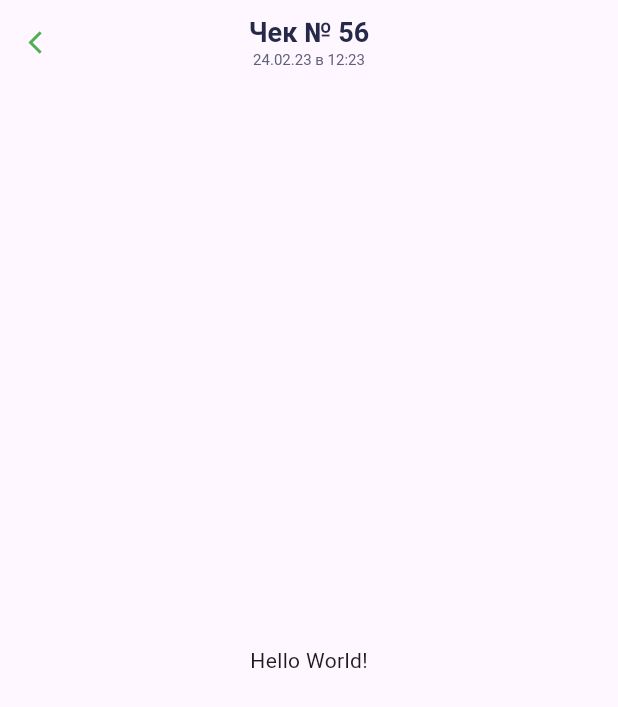
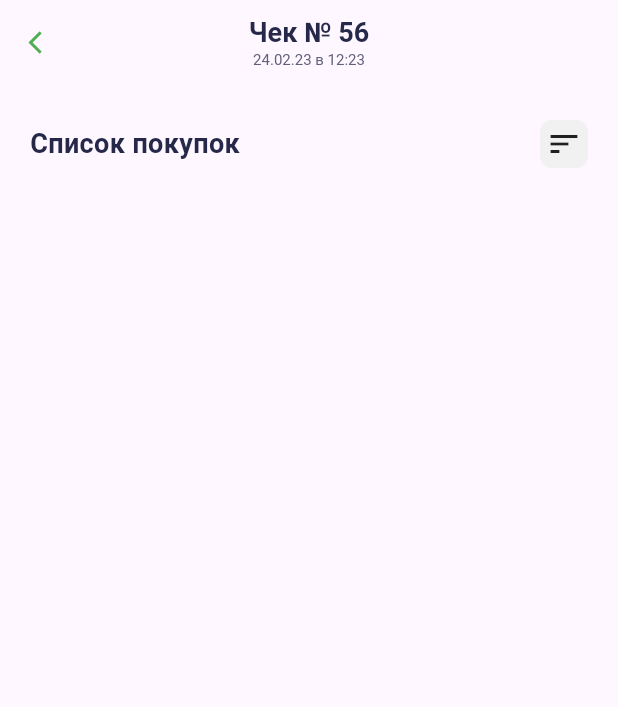
Before and after one commit to DeployChef/surf_flutter_x6_retail_group_app, a Flutter app: the screen it shows after launch, on a phone screen of 412 x 824 dp. Shown: the top 707 px of the screen. Run offline on Flutter 3.47's test engine with Material 2 defaults, Android fonts, the phone set to English and light mode, and no system bars.

Commit message:
body title

```diff
--- /dev/null
+++ b/lib/components/appbar_title.dart
@@ -0,0 +1,37 @@
+import 'package:flutter/material.dart';
+
+class AppBarTitle extends StatelessWidget {
+  String date;
+  String number;
+
+  AppBarTitle({
+    super.key,
+    required this.number,
+    required this.date,
+  });
+
+  @override
+  Widget build(BuildContext context) {
+    return Column(
+      crossAxisAlignment: CrossAxisAlignment.center,
+      children: [
+        Text(
+          "Чек № $number",
+          style: const TextStyle(
+            fontWeight: FontWeight.w700,
+            fontSize: 18,
+            color: Color(0xff252849),
+          ),
+        ),
+        Text(
+          date,
+          style: const TextStyle(
+            fontWeight: FontWeight.w400,
+            fontSize: 10,
+            color: Color(0xff60607B),
+          ),
+        ),
+      ],
+    );
+  }
+}
--- a/lib/main.dart
+++ b/lib/main.dart
@@ -1,4 +1,5 @@
 import 'package:flutter/material.dart';
+import 'package:surf_flutter_x6_retail_groupe_app/components/appbar_title.dart';
 
 void main() {
   runApp(const MainApp());
@@ -19,30 +20,36 @@ class MainApp extends StatelessWidget {
             color: Colors.green,
             size: 18,
           ),
-          title: Column(
-            crossAxisAlignment: CrossAxisAlignment.center,
+          title: AppBarTitle(number: "56", date: "24.02.23 в 12:23"),
+        ),
+        body: Padding(
+          padding: const EdgeInsets.symmetric(horizontal: 20, vertical: 24),
+          child: Column(
+            children: [
+              Row(
+                mainAxisAlignment: MainAxisAlignment.spaceBetween,
                 children: [
                   Text(
-                "Чек № 56",
-                style: TextStyle(
+                    "Список покупок",
+                    style: const TextStyle(
                       fontWeight: FontWeight.w700,
                       fontSize: 18,
                       color: Color(0xff252849),
                     ),
                   ),
-              Text(
-                "24.02.23 в 12:23",
-                style: TextStyle(
-                  fontWeight: FontWeight.w400,
-                  fontSize: 10,
-                  color: Color(0xff60607B),
+                  Container(
+                    height: 32,
+                    width: 32,
+                    decoration: BoxDecoration(
+                      color: Color(0xffF1F1F1),
+                      borderRadius: BorderRadius.circular(8),
                     ),
+                    child: Icon(Icons.sort),
+                  )
+                ],
               ),
             ],
           ),
-        ),
-        body: Center(
-          child: Text('Hello World!'),
         ),
       ),
     );
--- a/pubspec.yaml
+++ b/pubspec.yaml
@@ -1,4 +1,4 @@
-name: surf_flutter_courses_template
+name: surf_flutter_x6_retail_groupe_app
 description: Our courses' template.
 publish_to: "none"
 version: 0.1.0
```
Lines whose indentation alone changed are shown as unchanged.
